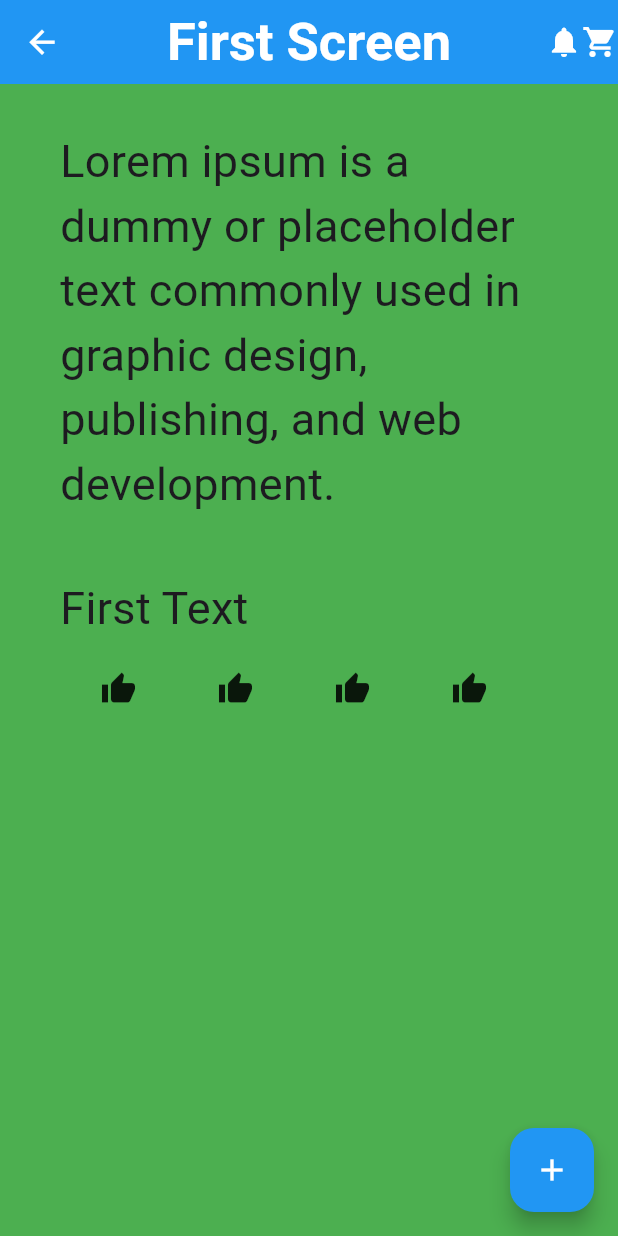
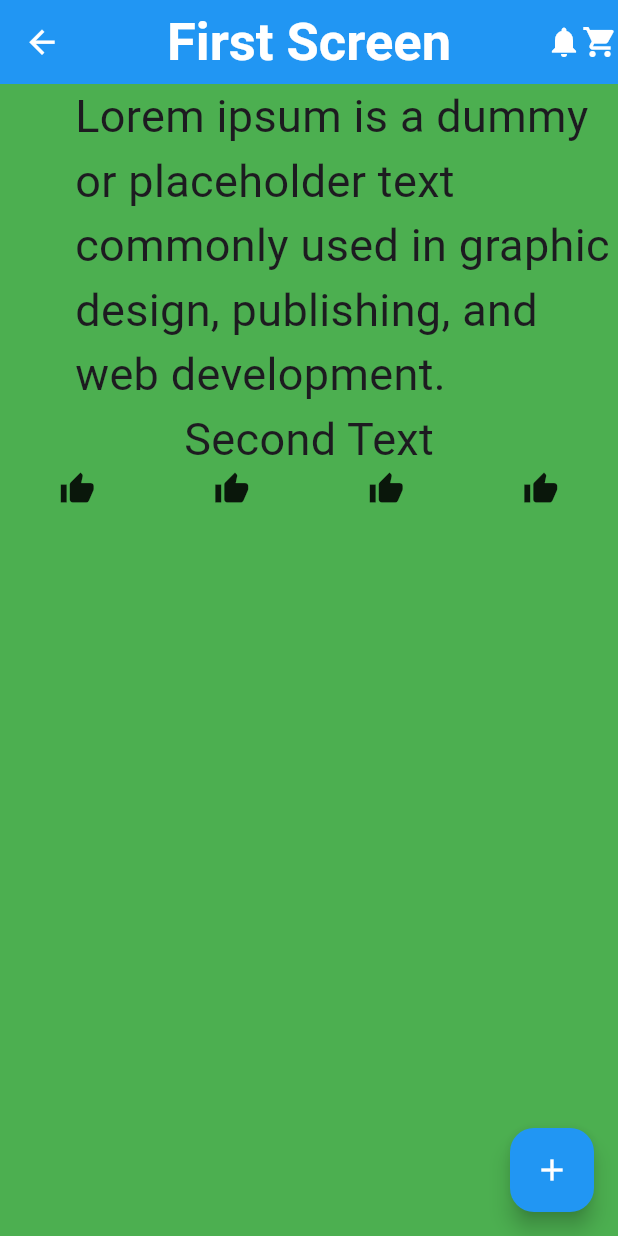
Before and after one commit to MuhammadAliKust/Flutter-B17, a Flutter app: the screen it shows after launch, on a phone screen of 412 x 824 dp. Run offline on Flutter 3.47's test engine with Material 3 defaults, Android fonts, the light colour scheme and no system bars.

Commit message:
Nested Row/Column Done

```diff
--- a/lib/main.dart
+++ b/lib/main.dart
@@ -36,25 +36,20 @@ class MyApp extends StatelessWidget {
             ),
           ],
         ),
-        body: Padding(
-          padding: const EdgeInsets.only(left: 40, top: 30, right: 60),
-          child: const Column(
-            crossAxisAlignment: CrossAxisAlignment.start,
-            mainAxisAlignment: MainAxisAlignment.start,
+        body: Column(
+          // crossAxisAlignment: CrossAxisAlignment.start,
+          // mainAxisAlignment: MainAxisAlignment.spaceBetween,
           children: [
-              Text(
+            Padding(
+              padding: const EdgeInsets.only(left: 50),
+              child: Text(
                 "Lorem ipsum is a dummy or placeholder text commonly used in graphic design, publishing, and web development.",
                 style: TextStyle(fontSize: 30),
               ),
-              SizedBox(
-                height: 40,
             ),
             Text(
-                "First Text",
+              "Second Text",
               style: TextStyle(fontSize: 30),
-              ),
-              SizedBox(
-                height: 20,
             ),
             Row(
               mainAxisAlignment: MainAxisAlignment.spaceAround,
@@ -66,7 +61,6 @@ class MyApp extends StatelessWidget {
               ],
             )
           ],
-          ),
         ),
         floatingActionButton: FloatingActionButton(
           onPressed: () {},
```
Lines whose indentation alone changed are shown as unchanged.
